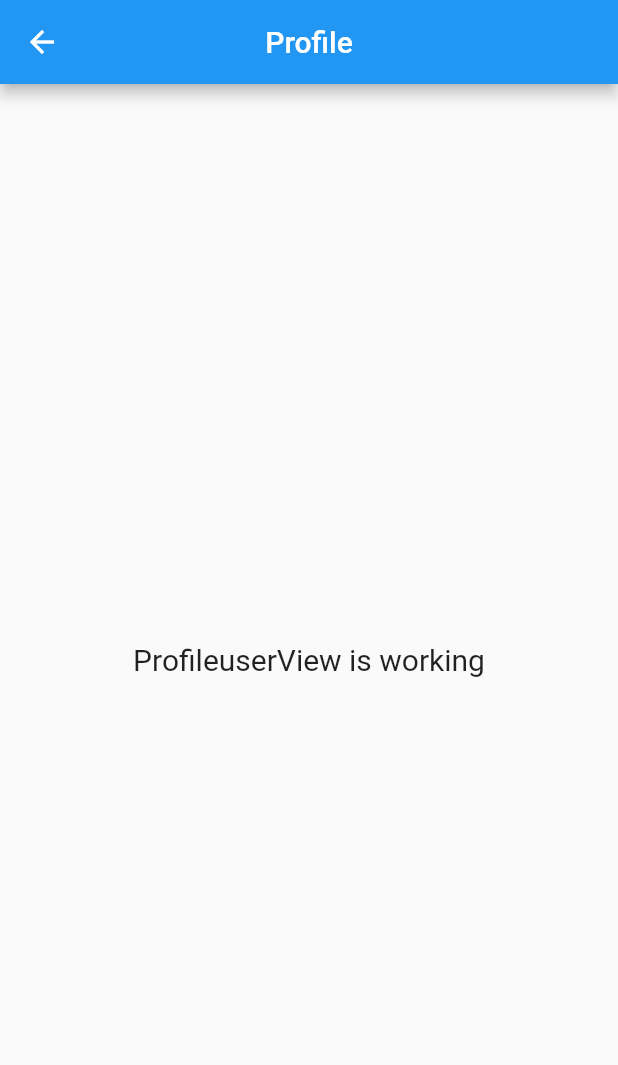
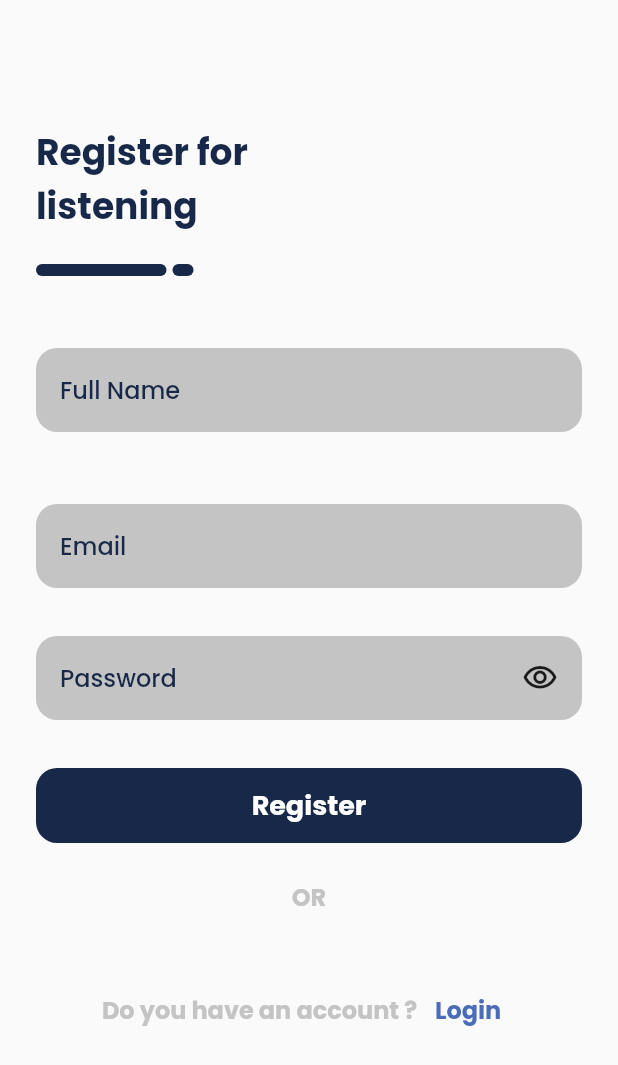
Before and after one commit to zencodeID/final_sanber, a Flutter app: the screen it shows after launch, after a tap on the "person" icon, on a phone screen of 412 x 824 dp. Shown: the top 1065 px of the screen. Run offline on Flutter 3.47's test engine with Material 2 defaults, Android fonts, the phone set to English and light mode, and no system bars; our stand-ins replace cloud_firestore, firebase_auth, firebase_core, get, google_fonts; accounts and stored records are empty.

Commit message:
add signup

```diff
--- a/lib/app/modules/home/views/home_view.dart
+++ b/lib/app/modules/home/views/home_view.dart
@@ -15,7 +15,7 @@ class HomeView extends GetView<HomeController> {
         centerTitle: true,
         actions: [
           IconButton(
-              onPressed: () => Get.toNamed(Routes.PROFILEUSER),
+              onPressed: () => Get.toNamed(Routes.SIGNUP_PAGE),
               icon: Icon(Icons.person)),
         ],
       ),
--- /dev/null
+++ b/lib/app/modules/signup_page/bindings/signup_page_binding.dart
@@ -0,0 +1,12 @@
+import 'package:get/get.dart';
+
+import '../controllers/signup_page_controller.dart';
+
+class SignupPageBinding extends Bindings {
+  @override
+  void dependencies() {
+    Get.lazyPut<SignupPageController>(
+      () => SignupPageController(),
+    );
+  }
+}
--- /dev/null
+++ b/lib/app/modules/signup_page/controllers/signup_page_controller.dart
@@ -0,0 +1,55 @@
+import 'package:cloud_firestore/cloud_firestore.dart';
+import 'package:get/get.dart';
+import 'package:flutter/material.dart';
+import 'package:firebase_auth/firebase_auth.dart';
+
+class SignupPageController extends GetxController {
+  // Implement SignupPageController
+
+  TextEditingController nameC = TextEditingController();
+  TextEditingController emailC = TextEditingController();
+  TextEditingController nipC = TextEditingController();
+
+  FirebaseAuth auth = FirebaseAuth.instance;
+  FirebaseFirestore firestore = FirebaseFirestore.instance;
+
+  void signUpUser() async {
+    if (nameC.text.isNotEmpty &&
+        nipC.text.isNotEmpty &&
+        emailC.text.isNotEmpty) {
+      try {
+        UserCredential userCredential =
+            await auth.createUserWithEmailAndPassword(
+                email: emailC.text, password: "standart");
+
+        if (userCredential.user != null) {
+          String uid = userCredential.user!.uid;
+
+          await firestore.collection("akun").doc(uid).set({
+            "nip": nipC.text,
+            "name": nameC.text,
+            "uid": uid,
+            "createdAt": DateTime.now().toIso8601String(),
+          });
+        }
+
+        print(userCredential);
+      } on FirebaseAuthException catch (e) {
+        if (e.code == "weak-password") {
+          Get.snackbar("Terjadi Kesalahan", "Password terlalu singkat");
+
+          print('The Password provided is too week.');
+        } else if (e.code == "email-already-in-use") {
+          Get.snackbar(
+              "Terjadi Kesalahan", "Akun sudah ada,silakan cek email anda");
+          print('The account already exits for the email.');
+        }
+      } catch (e) {
+        Get.snackbar("Terjadi Kesalahan", "tidak dapat menambahkan akun");
+        print(e);
+      }
+    } else {
+      Get.snackbar("Terjadi Kesalahan", "ID,nama, dan email harus di isi");
+    }
+  }
+}
--- /dev/null
+++ b/lib/app/modules/signup_page/views/signup_page_view.dart
@@ -0,0 +1,214 @@
+import 'package:flutter/material.dart';
+import 'package:project_sanbercode/app/routes/app_pages.dart';
+import 'package:project_sanbercode/theme.dart';
+
+import 'package:get/get.dart';
+
+import '../controllers/signup_page_controller.dart';
+
+class SignupPageView extends GetView<SignupPageController> {
+  const SignupPageView({Key? key}) : super(key: key);
+  @override
+  Widget build(BuildContext context) {
+    return Scaffold(
+      body: ListView(
+        padding: EdgeInsets.symmetric(horizontal: 24),
+        children: [
+          title(),
+          nameInput(),
+          emailInput(),
+          passwordInput(),
+          registerButton(),
+          Center(
+            child: Container(
+              margin: EdgeInsets.only(
+                top: 24,
+                bottom: 21,
+              ),
+              child: Text(
+                'OR',
+                style: greyTextStyle.copyWith(
+                  fontSize: 16,
+                  fontWeight: FontWeight.bold,
+                ),
+              ),
+            ),
+          ),
+          signInText(),
+        ],
+      ),
+    );
+  }
+}
+
+Widget title() {
+  return Container(
+    margin: EdgeInsets.only(top: 84),
+    child: Column(
+      crossAxisAlignment: CrossAxisAlignment.start,
+      children: [
+        Text(
+          'Register for\nlistening',
+          style:
+              darkTextStyle.copyWith(fontSize: 24, fontWeight: FontWeight.bold),
+        ),
+        SizedBox(
+          height: 20,
+        ),
+        Row(
+          children: [
+            Container(
+              width: 87,
+              height: 8,
+              margin: EdgeInsets.only(right: 4),
+              decoration: BoxDecoration(
+                borderRadius: BorderRadius.circular(4),
+                color: darkColor,
+              ),
+            ),
+            Container(
+              width: 14,
+              height: 8,
+              margin: EdgeInsets.only(right: 4),
+              decoration: BoxDecoration(
+                borderRadius: BorderRadius.circular(4),
+                color: darkColor,
+              ),
+            ),
+          ],
+        )
+      ],
+    ),
+  );
+}
+
+Widget nameInput() {
+  return Container(
+    margin: EdgeInsets.only(top: 48),
+    padding: EdgeInsets.all(16),
+    decoration: BoxDecoration(
+      color: greyColor,
+      borderRadius: BorderRadius.circular(14),
+    ),
+    child: TextFormField(
+      // controller: controller.nameC,
+      decoration: InputDecoration.collapsed(
+        hintText: 'Full Name',
+        hintStyle: darkTextStyle.copyWith(fontSize: 16),
+      ),
+    ),
+  );
+}
+
+Widget emailInput() {
+  return Container(
+    margin: EdgeInsets.only(top: 48),
+    padding: EdgeInsets.all(16),
+    decoration: BoxDecoration(
+      color: greyColor,
+      borderRadius: BorderRadius.circular(14),
+    ),
+    child: TextFormField(
+      // controller: controller.emailC,
+      decoration: InputDecoration.collapsed(
+        hintText: 'Email',
+        hintStyle: darkTextStyle.copyWith(fontSize: 16),
+      ),
+    ),
+  );
+}
+
+Widget passwordInput() {
+  return Column(
+    crossAxisAlignment: CrossAxisAlignment.start,
+    children: [
+      Container(
+        margin: EdgeInsets.only(top: 32),
+        padding: EdgeInsets.all(16),
+        decoration: BoxDecoration(
+          color: greyColor,
+          borderRadius: BorderRadius.circular(14),
+        ),
+        child: Row(
+          children: [
+            Expanded(
+              child: TextFormField(
+                // controller: passwordController,
+                obscureText: true,
+                decoration: InputDecoration.collapsed(
+                  hintText: 'Password',
+                  hintStyle: darkTextStyle.copyWith(fontSize: 16),
+                ),
+              ),
+            ),
+            Icon(
+              Icons.visibility_outlined,
+            ),
+          ],
+        ),
+      ),
+    ],
+  );
+}
+
+// Widget registerButton() {
+//   return ElevatedButton(
+//     onPressed: () {
+//       var controller;
+//       controller.signUpUser();
+//     },
+//     child: Text("Register"),
+//   );
+// }
+Widget registerButton() {
+  return Container(
+    height: 50,
+    width: double.infinity,
+    margin: EdgeInsets.only(top: 32),
+    child: TextButton(
+      onPressed: () {},
+      style: TextButton.styleFrom(
+        backgroundColor: darkColor,
+        shape: RoundedRectangleBorder(
+          borderRadius: BorderRadius.circular(14),
+        ),
+      ),
+      child: Text(
+        'Register',
+        style:
+            whiteTextStyle.copyWith(fontSize: 18, fontWeight: FontWeight.bold),
+      ),
+    ),
+  );
+}
+
+Widget signInText() {
+  return Container(
+    margin: EdgeInsets.only(
+      top: 18,
+    ),
+    child: Row(
+      mainAxisAlignment: MainAxisAlignment.center,
+      children: [
+        Text(
+          "Do you have an account ?",
+          style: greyTextStyle.copyWith(
+            fontSize: 16,
+            fontWeight: FontWeight.bold,
+          ),
+        ),
+        SizedBox(
+          width: 2,
+        ),
+        TextButton(
+          onPressed: () => Get.toNamed(Routes.LOGIN_PAGE),
+          child: Text(
+            'Login',
+            style: blueTextstyle.copyWith(
+                fontSize: 16, fontWeight: FontWeight.bold),
+          ),
+        ),
+      ],
+    ),
+  );
+}
--- a/lib/app/routes/app_pages.dart
+++ b/lib/app/routes/app_pages.dart
@@ -6,6 +6,8 @@ import '../modules/login_page/bindings/login_page_binding.dart';
 import '../modules/login_page/views/login_page_view.dart';
 import '../modules/profileuser/bindings/profileuser_binding.dart';
 import '../modules/profileuser/views/profileuser_view.dart';
+import '../modules/signup_page/bindings/signup_page_binding.dart';
+import '../modules/signup_page/views/signup_page_view.dart';
 import '../modules/splash_page/bindings/splash_page_binding.dart';
 import '../modules/splash_page/views/splash_page_view.dart';
 
@@ -37,5 +39,10 @@ class AppPages {
       page: () => const SplashPageView(),
       binding: SplashPageBinding(),
     ),
+    GetPage(
+      name: _Paths.SIGNUP_PAGE,
+      page: () => const SignupPageView(),
+      binding: SignupPageBinding(),
+    ),
   ];
 }
--- a/lib/app/routes/app_routes.dart
+++ b/lib/app/routes/app_routes.dart
@@ -7,6 +7,7 @@ abstract class Routes {
   static const PROFILEUSER = _Paths.PROFILEUSER;
   static const LOGIN_PAGE = _Paths.LOGIN_PAGE;
   static const SPLASH_PAGE = _Paths.SPLASH_PAGE;
+  static const SIGNUP_PAGE = _Paths.SIGNUP_PAGE;
 }
 
 abstract class _Paths {
@@ -15,4 +16,5 @@ abstract class _Paths {
   static const PROFILEUSER = '/profileuser';
   static const LOGIN_PAGE = '/login-page';
   static const SPLASH_PAGE = '/splash-page';
+  static const SIGNUP_PAGE = '/signup-page';
 }
--- a/pubspec.yaml
+++ b/pubspec.yaml
@@ -6,14 +6,15 @@ environment:
   sdk: '>=2.18.2 <3.0.0'
 
 dependencies:
+  cloud_firestore: 4.0.5
   cupertino_icons: ^1.0.2
   firebase_auth: ^4.1.2
   firebase_core: ^2.2.0
-  get: 4.6.5
-  cloud_firestore: 4.0.5
   firebase_storage: 11.0.5
   flutter:
     sdk: flutter
+  get: 4.6.5
+  google_fonts: ^3.0.1
 
 dev_dependencies:
   flutter_lints: ^2.0.0
```
Also changed, not shown: lib/theme.dart (added, +51 -0 lines), pubspec.lock, 1 other file.
